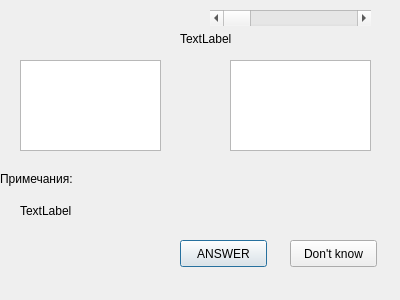
The window that qt_ui/torussian.ui (Laponina/learn_english) describes before a commit, drawn with Qt 5.
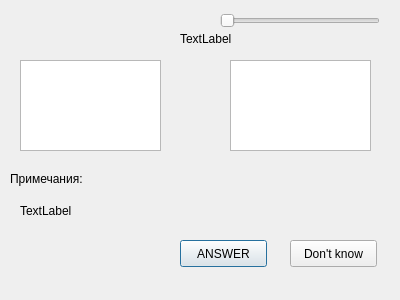
The same window after the commit.

The edit to the form file:
```diff
--- a/qt_ui/torussian.ui
+++ b/qt_ui/torussian.ui
@@ -55,7 +55,7 @@
   <widget class="QLabel" name="notes">
    <property name="geometry">
     <rect>
-     <x>0</x>
+     <x>10</x>
      <y>170</y>
      <width>91</width>
      <height>17</height>
@@ -65,19 +65,6 @@
     <string>Примечания:</string>
    </property>
   </widget>
-  <widget class="QScrollBar" name="process">
-   <property name="geometry">
-    <rect>
-     <x>210</x>
-     <y>10</y>
-     <width>161</width>
-     <height>16</height>
-    </rect>
-   </property>
-   <property name="orientation">
-    <enum>Qt::Horizontal</enum>
-   </property>
-  </widget>
   <widget class="QPushButton" name="buttonNEXT">
    <property name="geometry">
     <rect>
@@ -117,6 +104,19 @@
     <string>TextLabel</string>
    </property>
   </widget>
+  <widget class="QSlider" name="process">
+   <property name="geometry">
+    <rect>
+     <x>220</x>
+     <y>10</y>
+     <width>160</width>
+     <height>21</height>
+    </rect>
+   </property>
+   <property name="orientation">
+    <enum>Qt::Horizontal</enum>
+   </property>
+  </widget>
  </widget>
  <resources/>
  <connections/>
```
